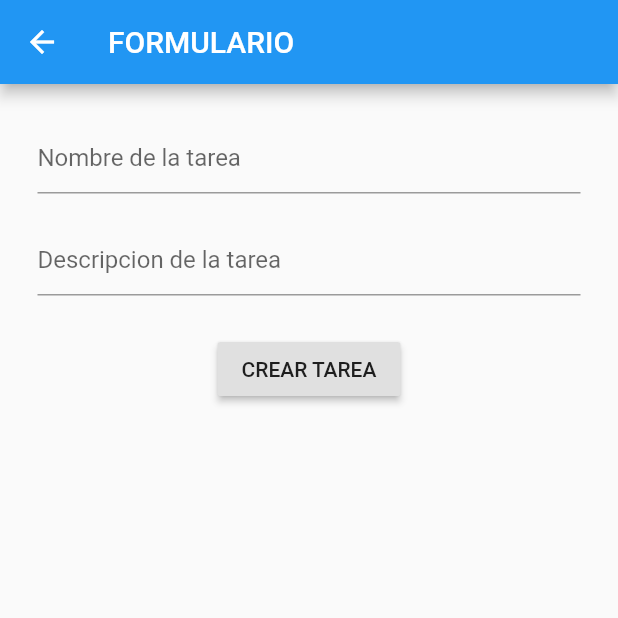
After one commit to Antony-Bacilio/Tasks-List-Example, a Flutter app: the screen it shows after launch, after a tap on the "add" icon, on a phone screen of 412 x 824 dp, the top half of it. The commit adds this screen. Run offline on Flutter 3.47's test engine with Material 2 defaults, Android fonts, the phone set to English and light mode, and no system bars.

Commit message:
Final tutorial

```diff
--- a/lib/main.dart
+++ b/lib/main.dart
@@ -1,5 +1,7 @@
 import 'package:flutter/material.dart';
 
+import 'package:tasks_list/src/pages/detalle.dart';
+import 'package:tasks_list/src/pages/formulario.dart';
 import 'package:tasks_list/src/pages/listado.dart';
 
 import 'src/pages/listado.dart';
@@ -15,6 +17,8 @@ class MyApp extends StatelessWidget {
       initialRoute: ListadoPage.nombrePagina,
       routes: {
         ListadoPage.nombrePagina: (BuildContext context)=> ListadoPage(),
+        FormularioPage.nombrePagina:(BuildContext context) => FormularioPage(),
+        DetallePage.nombrePagina:(BuildContext context) => DetallePage(),
       },
     );
   }
--- /dev/null
+++ b/lib/src/pages/formulario.dart
@@ -0,0 +1,93 @@
+import 'package:flutter/material.dart';
+
+import 'package:tasks_list/src/pages/listado.dart';
+import 'package:tasks_list/src/providers/tareas_provider.dart';
+
+class FormularioPage extends StatefulWidget {
+  FormularioPage({Key key}) : super(key: key);
+
+  static final nombrePagina = "formulario";
+
+  _FormularioPageState createState() => _FormularioPageState();
+
+}
+
+class _FormularioPageState extends State<FormularioPage> {
+  final idForm = GlobalKey<FormState>();
+  Map<String, dynamic> nuevaTarea = {};
+  Map<String, dynamic> tarea;
+
+  @override
+  Widget build(BuildContext context) {
+    tarea = ModalRoute.of(context).settings.arguments;
+
+    return Scaffold(
+      appBar: AppBar(
+        title: Text("FORMULARIO"),
+      ),
+      body: SingleChildScrollView(
+        child: Container(
+          margin: EdgeInsets.all(25.0),
+          child: Form(
+            key: idForm,
+            child: Column(
+              children: <Widget>[
+                _crearInputNombre(),
+                _crearInputDescripcion(),
+                _crearBotonAgregar(context)
+              ],
+            ),
+          ),
+        ),
+      ),
+    );
+  }
+
+  _crearInputNombre() {
+    return TextFormField(
+      initialValue: (tarea!=null)?tarea['nombre']:"",
+
+      onSaved: (valor){
+        nuevaTarea['nombre']=valor;
+      },
+      decoration: InputDecoration(hintText: "Nombre de la tarea"),
+    );
+  }
+
+  _crearInputDescripcion() {
+    return Container(
+      margin: EdgeInsets.only(top: 20.0),
+      child: TextFormField(
+        initialValue: (tarea!=null)?tarea['descripcion']:"",
+        onSaved: (valor){
+        nuevaTarea['descripcion']=valor;
+      },
+        maxLines: null,
+        decoration: InputDecoration(hintText: "Descripcion de la tarea"),
+      ),
+    );
+  }
+
+  _crearBotonAgregar(BuildContext context) {
+    return Container(
+      margin: EdgeInsets.only(top: 25.0),
+      child: RaisedButton(
+        onPressed: () {
+          idForm.currentState.save();
+          nuevaTarea['estado']=false;
+
+          if(tarea!=null){
+            TareasProvider().editarTarea(nuevaTarea, tarea);
+            Navigator.popUntil(context, ModalRoute.withName(ListadoPage.nombrePagina));
+          } else {
+            TareasProvider().agregarTarea(nuevaTarea);
+            Navigator.pop(context);
+          }
+
+        },
+        child: (tarea!=null)?Text("EDITAR TAREA"):Text("CREAR TAREA"),
+      ),
+    );
+  }
+
+}
--- a/lib/src/pages/listado.dart
+++ b/lib/src/pages/listado.dart
@@ -1,9 +1,12 @@
 import 'package:flutter/material.dart';
 
-import '../providers/tareas_provider.dart';
+import 'package:tasks_list/src/pages/detalle.dart';
+import 'package:tasks_list/src/pages/formulario.dart';
+import 'package:tasks_list/src/providers/tareas_provider.dart';
 import '../providers/tareas_provider.dart';
 
-class ListadoPage extends StatelessWidget {
+
+class ListadoPage extends StatefulWidget {
   const ListadoPage({Key key}) : super(key: key);
 
   static final nombrePagina = "listado";
@@ -28,24 +31,34 @@ class ListadoPage extends StatelessWidget {
 
   ];
 
+  @override
+  _ListadoPageState createState() => _ListadoPageState();
+}
 
+class _ListadoPageState extends State<ListadoPage> {
   @override
+  //Définir ce qu'il y a à l'interieur
   Widget build(BuildContext context) {
       return Scaffold(
         appBar: AppBar(
           title: Text('Listado'),
         ),
         body: (TareasProvider().tareas.isNotEmpty)?ListView(
-          children: _crearItem(), //Définitions : Methode dans la Class 'ListadoPage' et Fonction dehors la Class
+          children: _crearItem(context), //Définitions : Methode dans la Class 'ListadoPage' et Fonction dehors la Class
         ):
         Center(
           child: Text("No tasks added"),
         ),
+        floatingActionButton: FloatingActionButton(
+          onPressed: ()=> Navigator.pushNamed(context, FormularioPage.nombrePagina),
+          child: Icon(
+            Icons.add,
+          ),
+        ),
       );
   }
 
-  //Méthode
-  List<Widget> _crearItem() {
+  List<Widget> _crearItem(BuildContext context) {
       List<Widget> tmp = [];
 
       //Lista de Tareas
@@ -68,6 +81,9 @@ class ListadoPage extends StatelessWidget {
       //Boucle qui utilise le Providers/tareas_provider.dart
       for (Map<String, dynamic> tarea in TareasProvider().tareas) {
         Widget item = ListTile(
+          onTap: () {
+              Navigator.pushNamed(context, DetallePage.nombrePagina, arguments: tarea);
+          },
           title: Text("${tarea['nombre']}"),
           trailing: (tarea['estado'])?Icon(Icons.star):Icon(Icons.star_border),
         );
@@ -78,5 +94,4 @@ class ListadoPage extends StatelessWidget {
       return tmp;
 
   }
-
 }
```
Also changed, not shown: lib/src/pages/detalle.dart (added, +70 -0 lines), lib/src/providers/tareas_provider.dart (+27 -0 lines).
